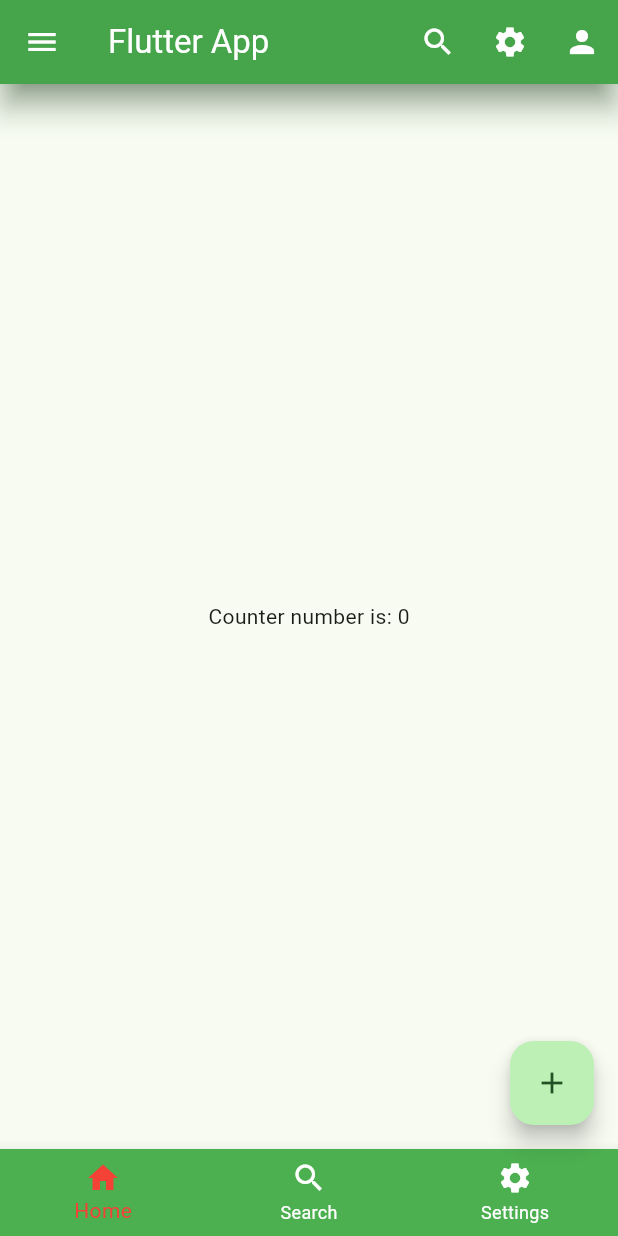
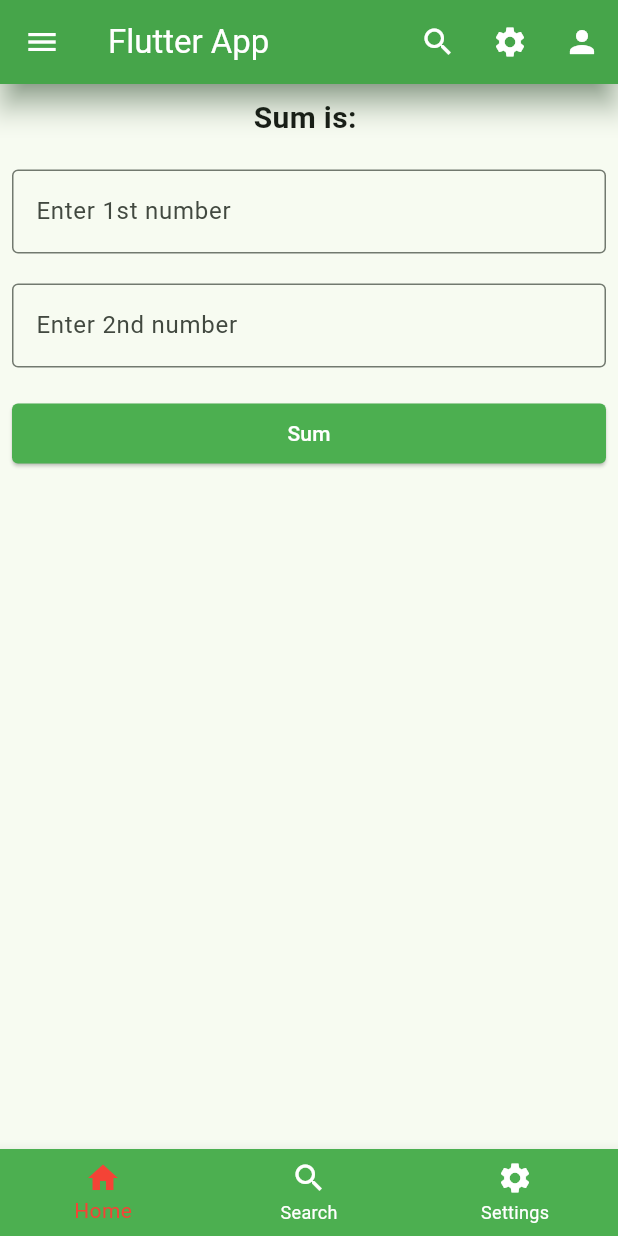
Before and after one commit to MdAnowarHosen/learn-flutter, a Flutter app: the screen it shows after launch, on a phone screen of 412 x 824 dp. Run offline on Flutter 3.47's test engine with Material 3 defaults, Android fonts, the light colour scheme and no system bars.

Commit message:
WIP: sum

```diff
--- a/lib/main.dart
+++ b/lib/main.dart
@@ -1,4 +1,6 @@
 import 'package:flutter/material.dart';
+
+import 'style.dart';
 
 main() {
   runApp(const MyApp());
@@ -10,7 +12,7 @@ class MyApp extends StatelessWidget {
   @override
   Widget build(BuildContext context) {
     return MaterialApp(
-      home: CounterApp(),
+      home: SumApp(),
       debugShowCheckedModeBanner: false,
       theme: ThemeData(
         colorScheme: ColorScheme.fromSeed(seedColor: Colors.green),
@@ -25,35 +27,14 @@ void MySnackBar(String message, BuildContext context) {
   ScaffoldMessenger.of(context).showSnackBar(SnackBar(content: Text(message)));
 }
 
-class CounterApp extends StatefulWidget {
+class SumApp extends StatefulWidget {
   @override
   State<StatefulWidget> createState() {
-    return HomeActivity();
+    return SumAppUI();
   }
 }
 
-class CounterAppUI extends State<CounterApp> {
-  int counterNumber = 0;
-  @override
-  Widget build(BuildContext context) {
-    return Scaffold(
-      appBar: AppBar(title: Text("CounterNumber App")),
-      body: Center(child: Text(counterNumber.toString())),
-      floatingActionButton: FloatingActionButton(
-        onPressed: () {
-          setState(() {
-            counterNumber++;
-          });
-          print("Floating Button Clicked. value is: $counterNumber");
-        },
-        child: Icon(Icons.add),
-      ),
-    );
-  }
-}
-
-class HomeActivity extends State<CounterApp> {
-  int counterNumber = 0;
+class SumAppUI extends State<SumApp> {
   @override
   Widget build(BuildContext context) {
     return Scaffold(
@@ -112,14 +93,7 @@ class HomeActivity extends State<CounterApp> {
         selectedItemColor: Colors.red,
         unselectedItemColor: Colors.white,
       ),
-      floatingActionButton: FloatingActionButton(
-        onPressed: () {
-          setState(() {
-            counterNumber++;
-          });
-        },
-        child: Icon(Icons.add),
-      ),
+
       drawer: Drawer(
         backgroundColor: Colors.green[700],
         // surfaceTintColor: Colors.green[900],
@@ -178,7 +152,28 @@ class HomeActivity extends State<CounterApp> {
           ],
         ),
       ),
-      body: Center(child: Text("Counter number is: $counterNumber")),
+      body: Padding(
+        padding: EdgeInsets.all(8.0),
+        child: Column(
+          children: [
+            Text("Sum is: ", style: titleStyle()),
+            SizedBox(height: 20),
+            // input field
+            TextFormField(decoration: inputDecoration("Enter 1st number")),
+            SizedBox(height: 20),
+            TextFormField(decoration: inputDecoration("Enter 2nd number")),
+            SizedBox(height: 20),
+            Container(
+              width: double.infinity,
+              child: ElevatedButton(
+                onPressed: () {},
+                child: Text("Sum"),
+                style: buttonStyle(),
+              ),
+            ),
+          ],
+        ),
+      ),
     );
   }
 }
--- /dev/null
+++ b/lib/style.dart
@@ -0,0 +1,20 @@
+import 'package:flutter/material.dart';
+
+InputDecoration inputDecoration(String label) {
+  return InputDecoration(border: const OutlineInputBorder(), labelText: label);
+}
+
+TextStyle titleStyle() {
+  return const TextStyle(fontWeight: FontWeight.bold, fontSize: 20);
+}
+
+// button style
+
+ButtonStyle buttonStyle() {
+  return ElevatedButton.styleFrom(
+    backgroundColor: Colors.green,
+    foregroundColor: Colors.white,
+    padding: EdgeInsets.all(10),
+    shape: RoundedRectangleBorder(borderRadius: BorderRadius.circular(4)),
+  );
+}
```
